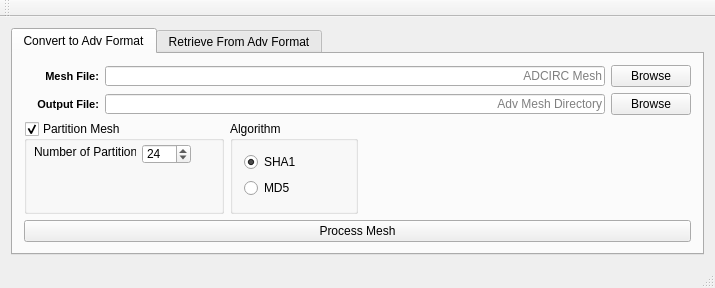
Before: the Qt Designer form AdVersion_gui/mainwindow.ui in zcobell/AdVersion, drawn with Qt 5.
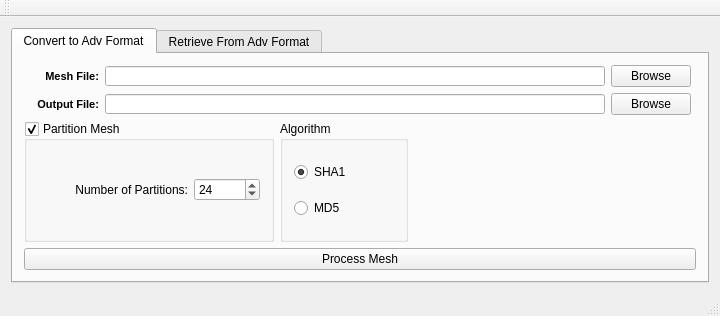
After: the same form once the commit is applied.

Patch:
```diff
--- a/AdVersion_gui/mainwindow.ui
+++ b/AdVersion_gui/mainwindow.ui
@@ -6,8 +6,8 @@
    <rect>
     <x>0</x>
     <y>0</y>
-    <width>712</width>
-    <height>282</height>
+    <width>720</width>
+    <height>316</height>
    </rect>
   </property>
   <property name="windowTitle">
@@ -77,7 +77,7 @@
              <bool>true</bool>
             </property>
             <property name="placeholderText">
-             <string>ADCIRC Mesh</string>
+             <string/>
             </property>
             <property name="clearButtonEnabled">
              <bool>false</bool>
@@ -158,7 +158,7 @@
              <bool>true</bool>
             </property>
             <property name="placeholderText">
-             <string>Adv Mesh Directory</string>
+             <string/>
             </property>
             <property name="clearButtonEnabled">
              <bool>false</bool>
@@ -193,7 +193,7 @@
            <widget class="QGroupBox" name="groupBox_partition">
             <property name="minimumSize">
              <size>
-              <width>200</width>
+              <width>250</width>
               <height>0</height>
              </size>
             </property>
@@ -209,28 +209,31 @@
             <property name="checkable">
              <bool>true</bool>
             </property>
+            <layout class="QHBoxLayout" name="horizontalLayout_4">
+             <item>
             <widget class="QLabel" name="label_nPartitions">
-             <property name="geometry">
-              <rect>
-               <x>10</x>
-               <y>23</y>
-               <width>102</width>
-               <height>16</height>
-              </rect>
+               <property name="minimumSize">
+                <size>
+                 <width>150</width>
+                 <height>0</height>
+                </size>
+               </property>
+               <property name="maximumSize">
+                <size>
+                 <width>150</width>
+                 <height>16777215</height>
+                </size>
              </property>
              <property name="text">
               <string>Number of Partitions:</string>
              </property>
-            </widget>
+               <property name="alignment">
+                <set>Qt::AlignRight|Qt::AlignTrailing|Qt::AlignVCenter</set>
+               </property>
+              </widget>
+             </item>
+             <item>
             <widget class="QSpinBox" name="spin_nPartitions">
-             <property name="geometry">
-              <rect>
-               <x>118</x>
-               <y>23</y>
-               <width>49</width>
-               <height>20</height>
-              </rect>
-             </property>
              <property name="minimum">
               <number>1</number>
              </property>
@@ -241,6 +244,8 @@
               <number>24</number>
              </property>
             </widget>
+             </item>
+            </layout>
            </widget>
           </item>
           <item>
```
Left out of the diff: 8 changed lines with no effect on the pictures. Lines whose indentation alone changed are shown as unchanged.
